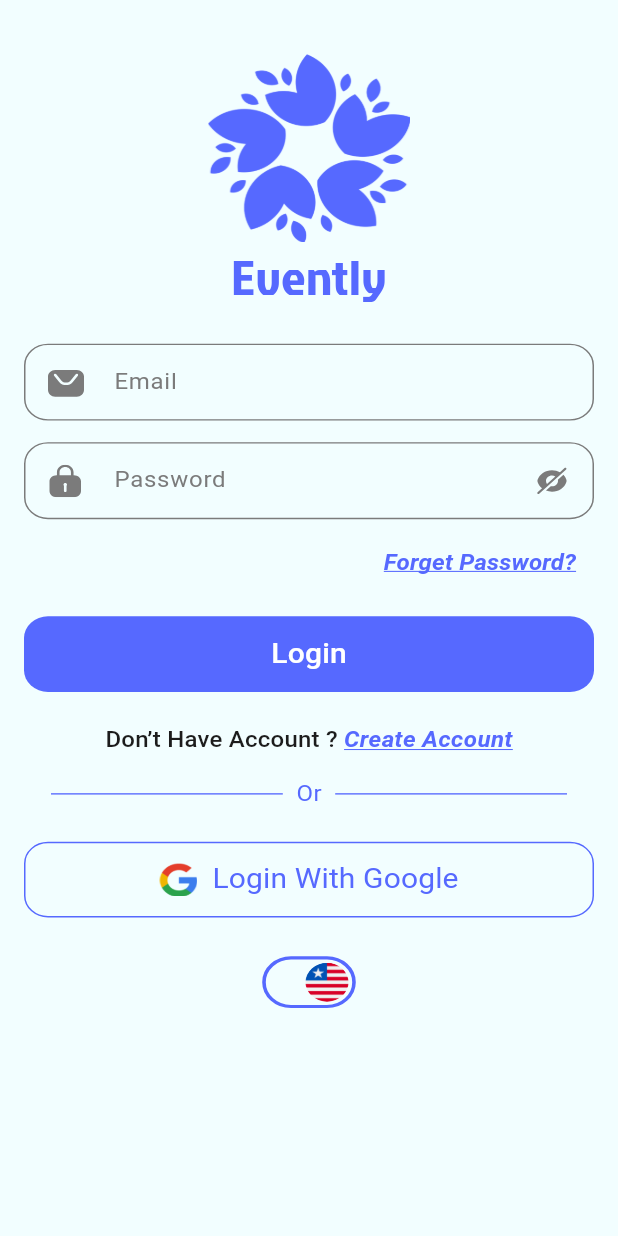
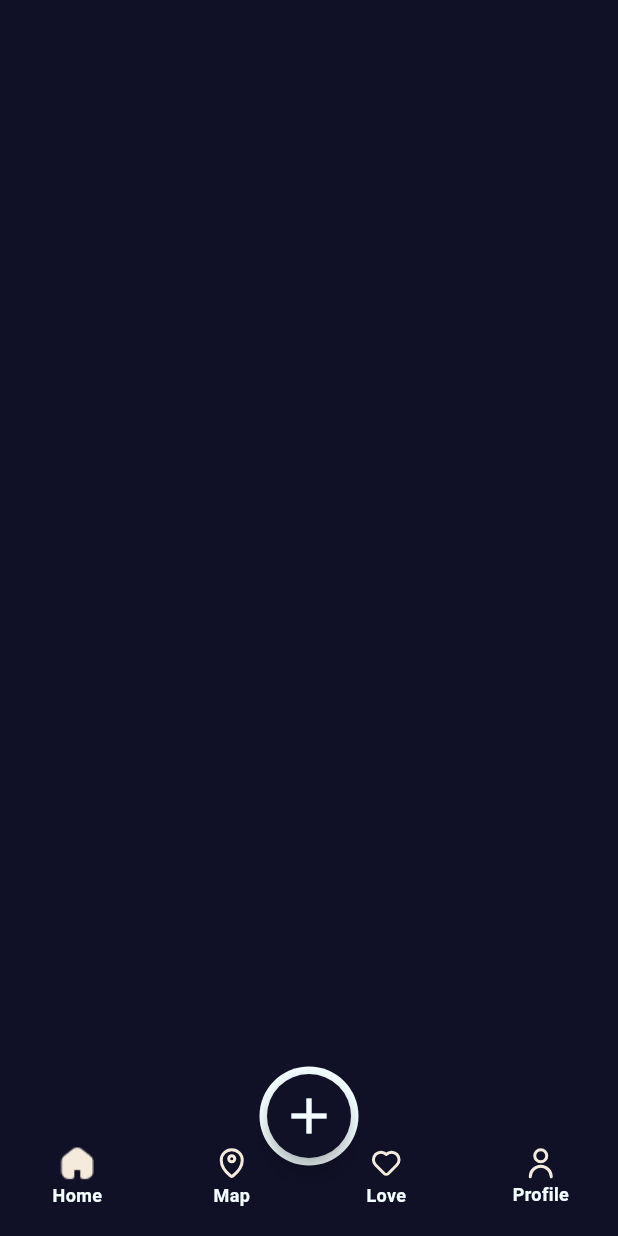
Before and after one commit to drasayed/evently, a Flutter app: the screen it shows after launch, on a phone screen of 412 x 824 dp. Run offline on Flutter 3.47's test engine with Material 3 defaults, Android fonts, the phone set to English and light mode, and no system bars; our stand-ins replace flutter_svg, vector_graphics.

Commit message:
bottom bar UI done

```diff
--- a/lib/common/theme/app_theme.dart
+++ b/lib/common/theme/app_theme.dart
@@ -4,6 +4,9 @@ import 'app_colors.dart';
 
 class AppTheme {
   static ThemeData lightTheme = ThemeData(
+    bottomNavigationBarTheme: BottomNavigationBarThemeData(
+      backgroundColor: AppColors.mainColor,
+    ),
     scaffoldBackgroundColor: AppColors.lightBGColor,
     colorScheme: ColorScheme.fromSeed(seedColor: AppColors.mainColor),
     textTheme: _getTextTheme(AppColors.lightTextColor),
@@ -11,6 +14,9 @@ class AppTheme {
     splashColor: AppColors.grey,
   );
   static ThemeData darkTheme = ThemeData(
+    bottomNavigationBarTheme: BottomNavigationBarThemeData(
+      backgroundColor: AppColors.darkBGColor,
+    ),
     scaffoldBackgroundColor: AppColors.darkBGColor,
     colorScheme: ColorScheme.fromSeed(seedColor: AppColors.mainColor),
     textTheme: _getTextTheme(AppColors.darkTextColor),
--- a/lib/main.dart
+++ b/lib/main.dart
@@ -1,6 +1,6 @@
 import 'package:evently/screens/Authentication/forget_password.dart';
+import 'package:evently/screens/home/main_layer_screen.dart';
 import 'package:flutter/material.dart';
-
 import 'common/theme/app_theme.dart';
 import 'screens/Authentication/log_in_screen.dart';
 import 'screens/Authentication/sign_up_screen.dart';
@@ -20,11 +20,12 @@ class MyApp extends StatelessWidget {
       routes: {
         LogInScreen.routeName: (_) => LogInScreen(),
         SignUpScreen.routeName: (_) => SignUpScreen(),
-        ForgetPassword.routeName:(_)=>ForgetPassword()
+        ForgetPassword.routeName:(_)=>ForgetPassword(),
+        MainLayerScreen.routeName:(_)=>MainLayerScreen(),
       },
       title: 'evently',
-      theme: AppTheme.lightTheme,
-      home: LogInScreen(),
+      theme: AppTheme.darkTheme,
+      home: MainLayerScreen(),
     );
   }
 }
--- /dev/null
+++ b/lib/screens/home/main_layer_screen.dart
@@ -0,0 +1,74 @@
+import 'package:evently/common/theme/app_colors.dart';
+import 'package:evently/gen/assets.gen.dart';
+import 'package:flutter/material.dart';
+class MainLayerScreen extends StatefulWidget {
+  const MainLayerScreen({super.key});
+  static const routeName = '/MainLayerScreen';
+
+  @override
+  State<MainLayerScreen> createState() => _MainLayerScreenState();
+}
+
+class _MainLayerScreenState extends State<MainLayerScreen> {
+  @override
+  Widget build(BuildContext context) {
+    return Scaffold(
+      floatingActionButtonLocation:FloatingActionButtonLocation.centerDocked,
+      floatingActionButton: Container(padding: EdgeInsets.all(5),
+
+      decoration: BoxDecoration(color: AppColors.lightBGColor,shape:BoxShape.circle,),
+        child: FloatingActionButton(
+          clipBehavior:Clip.hardEdge,
+          onPressed: () {},
+          shape: CircleBorder(),
+          backgroundColor: Theme.of(
+            context,
+          ).bottomNavigationBarTheme.backgroundColor,
+          child: Icon(Icons.add, color: AppColors.lightBGColor, size: 40),
+        ),
+      ),
+      bottomNavigationBar: BottomAppBar(
+shape: CircularNotchedRectangle(),
+padding: EdgeInsetsGeometry.zero,
+notchMargin:5,
+clipBehavior:Clip.antiAliasWithSaveLayer,
+
+        child: BottomNavigationBar(
+          type: BottomNavigationBarType.fixed,
+          unselectedItemColor: AppColors.lightBGColor,
+          selectedItemColor: AppColors.lightBGColor,
+          unselectedLabelStyle: TextStyle(
+            fontSize: 12,
+            fontWeight: FontWeight.w600,
+          ),
+          selectedLabelStyle: TextStyle(
+            fontSize: 12,
+            fontWeight: FontWeight.w600,
+          ),
+          items: [
+            BottomNavigationBarItem(
+              icon: Assets.icons.homeUnselected.svg(),
+              activeIcon: Assets.icons.homeSelected.image(),
+              label: 'Home',
+            ), //TODO local
+            BottomNavigationBarItem(
+              icon: Assets.icons.mapUnselected.svg(),
+              activeIcon: Assets.icons.mapSelected.svg(),
+              label: 'Map',
+            ),//TODO local
+            BottomNavigationBarItem(
+              icon: Assets.icons.heartUnselected.svg(),
+              activeIcon: Assets.icons.heartSelected.svg(),
+              label: 'Love',
+            ),//TODO Local
+            BottomNavigationBarItem(
+              icon: Assets.icons.profileUnselected.svg(),
+              activeIcon: Assets.icons.profileSelected.svg(),
+              label: 'Profile',
+            ),//TODO Local
+          ],
+        ),
+      ),
+    );
+  }
+}
```
Also changed, not shown: lib/gen/assets.gen.dart (+61 -0 lines), lib/screens/home/home_tab/home_header.dart (added, +18 -0 lines), assets/icons/heart_selected.svg (added), assets/icons/heart_unselected.svg (added), assets/icons/home_selected.png (added), assets/icons/home_unselected.svg (added), assets/icons/map_selected.svg (added), assets/icons/map_unselected.svg (added), assets/icons/profile_selected.svg (added), assets/icons/profile_unselected.svg (added), assets/images/Sport.png (added), assets/images/gaming.png (added), lib/screens/home/home_tab/home_tab.dart (added), 3 other files.
